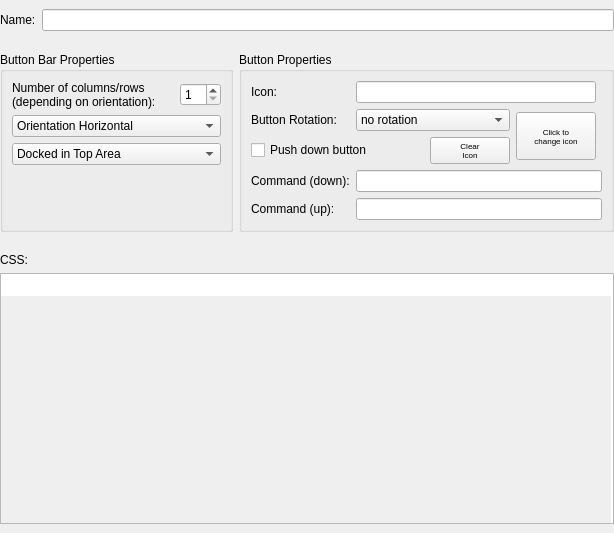
The window that src/ui/actions_main_area.ui (Mudlet/Mudlet) describes before a commit, drawn with Qt 5.
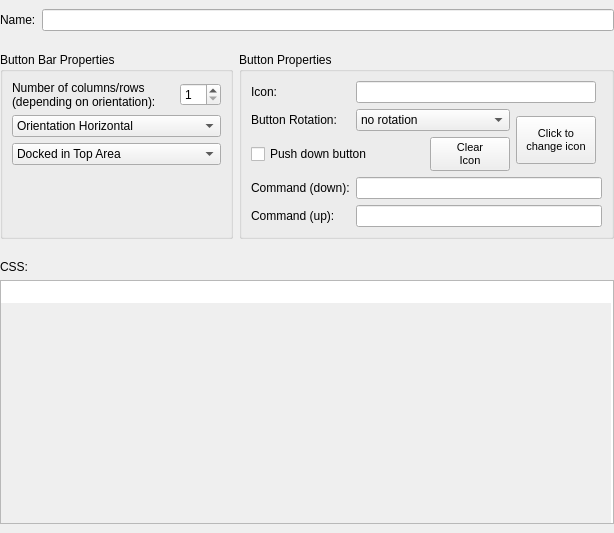
The same window after the commit. Icons and pictures are not drawn.

Diff of the .ui file:
```diff
--- a/src/ui/actions_main_area.ui
+++ b/src/ui/actions_main_area.ui
@@ -309,7 +309,7 @@
            </property>
            <property name="font">
             <font>
-             <pointsize>6</pointsize>
+             <pointsize>8</pointsize>
             </font>
            </property>
            <property name="toolTip">
@@ -363,7 +363,7 @@
           <widget class="QPushButton" name="pushButton_clearIcon">
            <property name="font">
             <font>
-             <pointsize>6</pointsize>
+             <pointsize>8</pointsize>
             </font>
            </property>
            <property name="toolTip">
```
Left out of the diff: 2 changed lines with no effect on the pictures.
